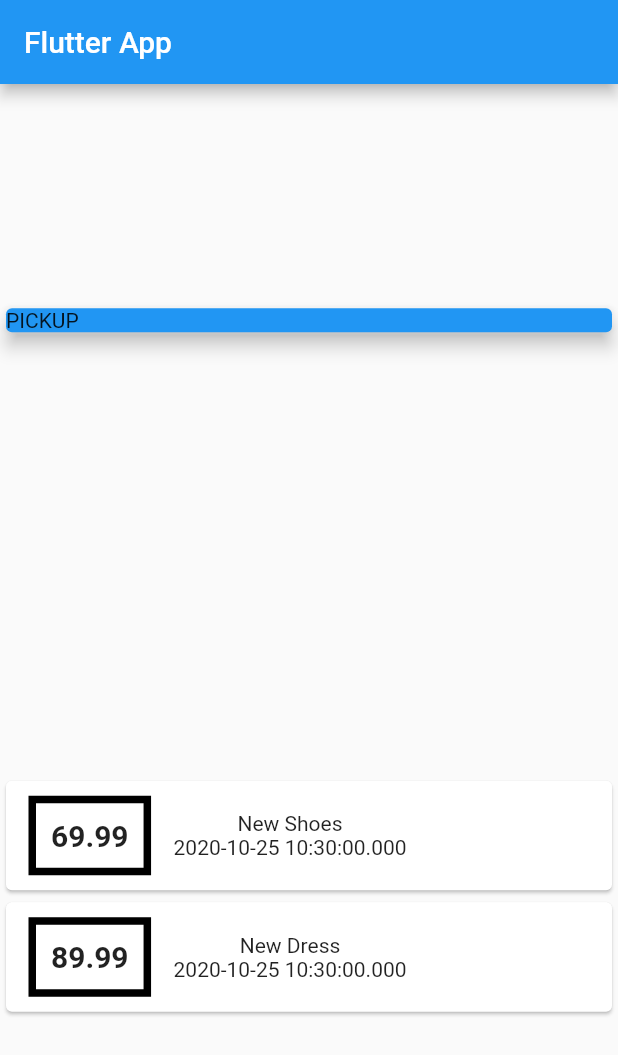
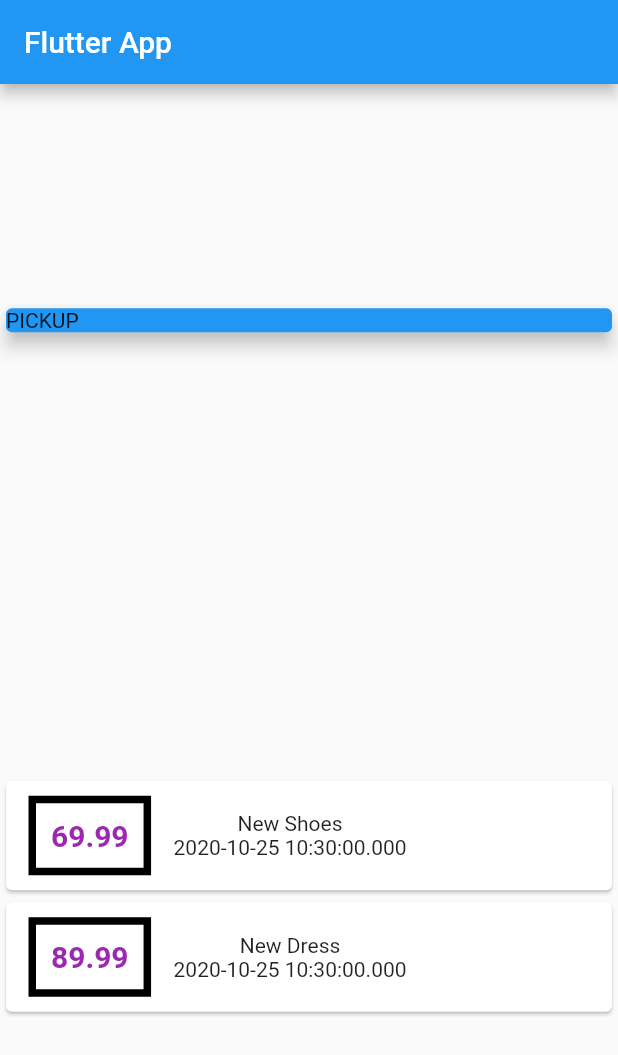
Before and after one commit to arvindnovem/Personal-Expenses-App, a Flutter app: the screen it shows after launch, on a phone screen of 412 x 824 dp. Shown: the top 1055 px of the screen. Run offline on Flutter 3.47's test engine with Material 2 defaults, Android fonts, the phone set to English and light mode, and no system bars.

Commit message:
commit added color for text

```diff
--- a/lib/main.dart
+++ b/lib/main.dart
@@ -55,8 +55,10 @@ class MyHomePage extends StatelessWidget {
                     padding: EdgeInsets.all(10),
                     child: Text(
                       tx.amount.toString(),
-                      style:
-                          TextStyle(fontWeight: FontWeight.bold, fontSize: 20),
+                      style: TextStyle(
+                          fontWeight: FontWeight.bold,
+                          fontSize: 20,
+                          color: Colors.purple),
                     )),
                 Column(children: [
                   Text(tx.title),
```
